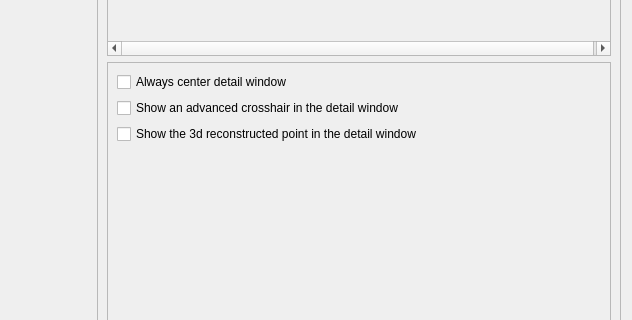
XROMMPackages/xmalab, file src/ui/ui-files/SettingsDialog.ui: the form before one commit; both pictures show x 0 to 632 and y 363 to 683 of the 632 by 810 pixel window.
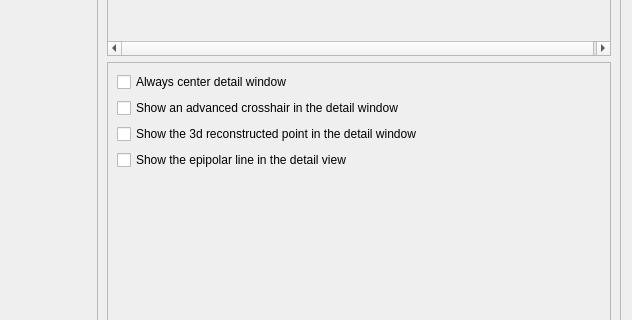
The form after the commit. Icons and pictures are not drawn.

Commit message: Epipolar line can be in hidden in Detail View (in SettingsDialog)

```diff
--- a/src/ui/ui-files/SettingsDialog.ui
+++ b/src/ui/ui-files/SettingsDialog.ui
@@ -7,7 +7,7 @@
     <x>0</x>
     <y>0</y>
     <width>629</width>
-    <height>763</height>
+    <height>786</height>
    </rect>
   </property>
   <property name="windowTitle">
@@ -196,7 +196,7 @@
           </rect>
          </property>
          <layout class="QGridLayout" name="gridLayout_5">
-          <item row="3" column="0">
+          <item row="4" column="0">
            <spacer name="verticalSpacer_4">
             <property name="orientation">
              <enum>Qt::Vertical</enum>
@@ -248,6 +248,19 @@
             </property>
            </widget>
           </item>
+          <item row="3" column="0">
+           <widget class="QCheckBox" name="checkBox_ShowEpiLineDetailWindow">
+            <property name="sizePolicy">
+             <sizepolicy hsizetype="Minimum" vsizetype="Minimum">
+              <horstretch>0</horstretch>
+              <verstretch>0</verstretch>
+             </sizepolicy>
+            </property>
+            <property name="text">
+             <string>Show the epipolar line in the detail view</string>
+            </property>
+           </widget>
+          </item>
          </layout>
         </widget>
        </widget>
```
Left out of the diff: 2 changed lines with no effect on the pictures. The commit also changes 4 other files.
